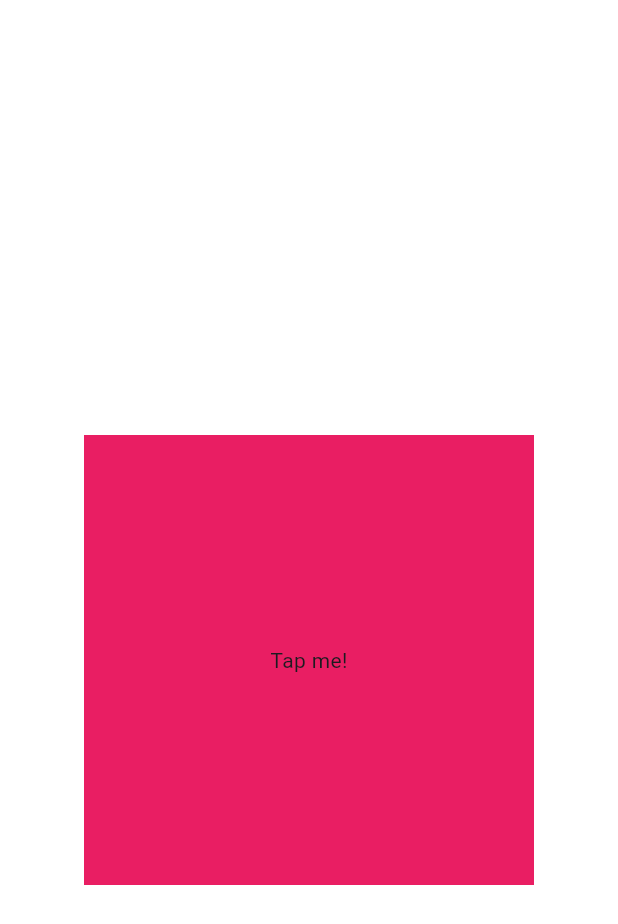
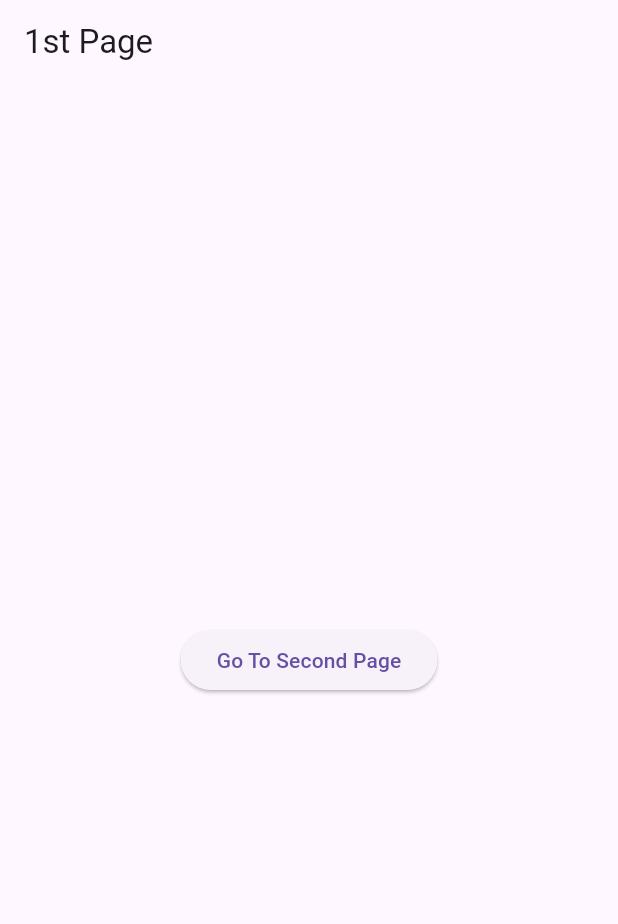
Before and after one commit to harsh749005/todo, a Flutter app: the screen it shows after launch, on a phone screen of 412 x 824 dp. Shown: the top 924 px of the screen. Run offline on Flutter 3.47's test engine with Material 3 defaults, Android fonts, the phone set to English and light mode, and no system bars.

```diff
--- /dev/null
+++ b/lib/first_page.dart
@@ -0,0 +1,20 @@
+import 'package:flutter/material.dart';
+
+class FirstPage extends StatelessWidget {
+  const FirstPage({super.key});
+
+  @override
+  Widget build(BuildContext context) {
+    return Scaffold(
+      appBar: AppBar(title: Text("1st Page")),
+      body: Center(
+        child: ElevatedButton(
+          child: Text("Go To Second Page"),
+          onPressed: () {
+            Navigator.pushNamed(context, '/secondpage');
+          },
+        ),
+      ),
+    );
+  }
+}
--- a/lib/main.dart
+++ b/lib/main.dart
@@ -1,48 +1,25 @@
 import 'package:flutter/material.dart';
+import 'package:todoapp/second_Page.dart';
+import 'package:todoapp/first_page.dart';
 
 void main() {
   runApp(MyApp());
 }
 
 class MyApp extends StatelessWidget {
-  MyApp({super.key});
+  const MyApp({super.key});
 
-  List names = ["Mitch", "Sharon", "Vince"];
-  void userTapped(){
-    print("User Tapped!");
-  }
+
   // This widget is the root of your application.
   @override
   Widget build(BuildContext context) {
     return MaterialApp(
       debugShowCheckedModeBanner: false,
-      home: Scaffold(
-        backgroundColor: Colors.white,
-        appBar: AppBar(
-          title: Text(
-            "My App Bar",
-            style: TextStyle(fontWeight: FontWeight.w600, color: Colors.white),
-          ),
-          centerTitle: true,
-
-          backgroundColor: Colors.white,
-          elevation: 0,
-          leading: Icon(Icons.menu),
-          actions: [IconButton(onPressed: () {}, icon: Icon(Icons.logout))],
-          iconTheme: IconThemeData(color: Colors.white),
-        ),
-        body: Center(
-          child: GestureDetector(
-            onTap: userTapped,
-            child: Container(
-              width: 300,
-              height: 300,
-              color: Colors.pink,
-              child: Center(child: Text("Tap me!")),
-            ),
-          ),
-        ),
-      ),
+      home: FirstPage(),
+      routes: {
+        '/firstpage':(context) => FirstPage(),
+        '/secondpage':(context) => SecondPage(),
+      },
     );
   }
 }
--- /dev/null
+++ b/lib/second_Page.dart
@@ -0,0 +1,10 @@
+import 'package:flutter/material.dart';
+
+class SecondPage extends StatelessWidget {
+  const SecondPage({super.key});
+
+  @override
+  Widget build(BuildContext context) {
+    return Scaffold(appBar: AppBar(title: Text("2nd Page")));
+  }
+}
```
